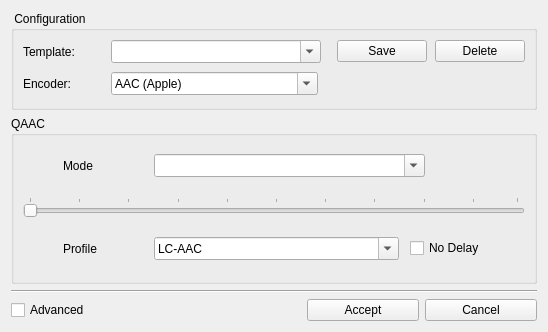
Before: the Qt Designer form tools/audio_config.ui in emako/qvs, drawn with Qt 5.
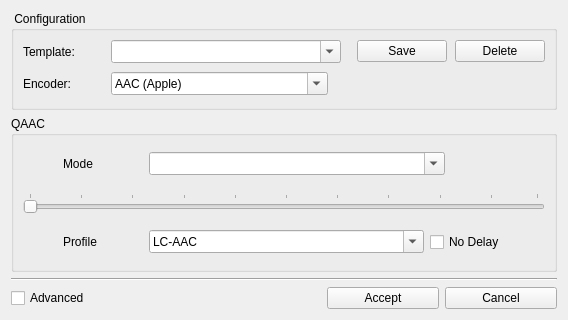
After: the same form once the commit is applied. Icons and pictures are not drawn.

Commit message:
changed default audio config
changed default audio config

Patch:
```diff
--- a/tools/audio_config.ui
+++ b/tools/audio_config.ui
@@ -6,8 +6,8 @@
    <rect>
     <x>0</x>
     <y>0</y>
-    <width>548</width>
-    <height>332</height>
+    <width>568</width>
+    <height>320</height>
    </rect>
   </property>
   <property name="windowTitle">
@@ -21,10 +21,23 @@
      </property>
      <layout class="QVBoxLayout" name="verticalLayout">
       <item>
+       <widget class="QWidget" name="widget" native="true">
        <layout class="QHBoxLayout" name="horizontalLayoutTemplate">
         <property name="spacing">
          <number>8</number>
         </property>
+         <property name="leftMargin">
+          <number>0</number>
+         </property>
+         <property name="topMargin">
+          <number>0</number>
+         </property>
+         <property name="rightMargin">
+          <number>0</number>
+         </property>
+         <property name="bottomMargin">
+          <number>0</number>
+         </property>
         <item>
          <widget class="QLabel" name="labelTemplate">
           <property name="minimumSize">
@@ -129,12 +142,26 @@
          </widget>
         </item>
        </layout>
+       </widget>
       </item>
       <item>
+       <widget class="QWidget" name="widget" native="true">
        <layout class="QHBoxLayout" name="horizontalLayout_2">
         <property name="spacing">
          <number>8</number>
         </property>
+         <property name="leftMargin">
+          <number>0</number>
+         </property>
+         <property name="topMargin">
+          <number>0</number>
+         </property>
+         <property name="rightMargin">
+          <number>0</number>
+         </property>
+         <property name="bottomMargin">
+          <number>0</number>
+         </property>
         <item>
          <widget class="QLabel" name="labelAudioEncoder">
           <property name="minimumSize">
@@ -249,6 +276,7 @@
          </spacer>
         </item>
        </layout>
+       </widget>
       </item>
      </layout>
     </widget>
@@ -282,7 +310,20 @@
            <number>11</number>
           </property>
           <item>
+           <widget class="QWidget" name="widget" native="true">
            <layout class="QHBoxLayout" name="horizontalLayout_4">
+             <property name="leftMargin">
+              <number>0</number>
+             </property>
+             <property name="topMargin">
+              <number>0</number>
+             </property>
+             <property name="rightMargin">
+              <number>0</number>
+             </property>
+             <property name="bottomMargin">
+              <number>0</number>
+             </property>
             <item>
              <spacer name="horizontalSpacer_3">
               <property name="orientation">
@@ -363,9 +404,8 @@
              </spacer>
             </item>
            </layout>
+           </widget>
           </item>
-          <item>
-           <layout class="QHBoxLayout" name="horizontalLayout_5">
             <item>
              <widget class="QSlider" name="horizontalSliderAacApple">
               <property name="maximum">
@@ -391,10 +431,21 @@
               </property>
              </widget>
             </item>
-           </layout>
-          </item>
           <item>
+           <widget class="QWidget" name="widget" native="true">
            <layout class="QHBoxLayout" name="horizontalLayout_3">
+             <property name="leftMargin">
+              <number>0</number>
+             </property>
+             <property name="topMargin">
+              <number>0</number>
+             </property>
+             <property name="rightMargin">
+              <number>0</number>
+             </property>
+             <property name="bottomMargin">
+              <number>0</number>
+             </property>
             <item>
              <spacer name="horizontalSpacer_6">
               <property name="orientation">
@@ -492,6 +543,7 @@
              </spacer>
             </item>
            </layout>
+           </widget>
           </item>
          </layout>
         </widget>
@@ -1675,6 +1727,18 @@
    </item>
    <item>
     <layout class="QHBoxLayout" name="horizontalLayout">
+      <property name="leftMargin">
+       <number>0</number>
+      </property>
+      <property name="topMargin">
+       <number>0</number>
+      </property>
+      <property name="rightMargin">
+       <number>0</number>
+      </property>
+      <property name="bottomMargin">
+       <number>0</number>
+      </property>
      <item>
       <widget class="QCheckBox" name="checkBoxAdvancedOption">
        <property name="text">
```
Left out of the diff: 110 changed lines with no effect on the pictures. Lines whose indentation alone changed are shown as unchanged. The commit also changes 15 other files.
